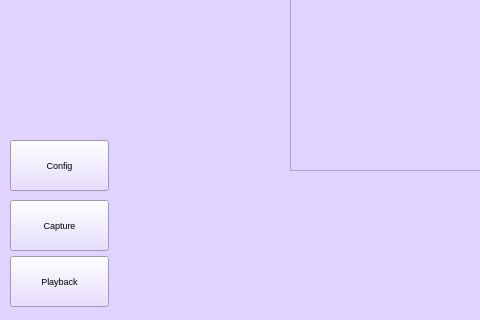
Old version of the form mainwindow.ui in the repository fredericabry/raspiloop; both pictures show x 0 to 480 and y 160 to 480 of the 800 by 480 pixel window.
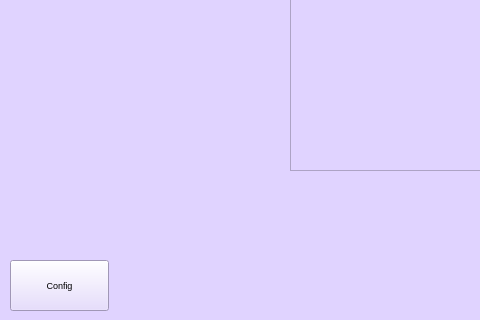
New version of the form.

The edit to the form file:
```diff
--- a/mainwindow.ui
+++ b/mainwindow.ui
@@ -126,49 +126,11 @@
      <bool>false</bool>
     </property>
    </widget>
-   <widget class="QPushButton" name="bPlaybackDevice">
-    <property name="geometry">
-     <rect>
-      <x>10</x>
-      <y>416</y>
-      <width>99</width>
-      <height>51</height>
-     </rect>
-    </property>
-    <property name="font">
-     <font>
-      <pointsize>7</pointsize>
-      <italic>false</italic>
-     </font>
-    </property>
-    <property name="text">
-     <string>Playback</string>
-    </property>
-   </widget>
-   <widget class="QPushButton" name="bCaptureDevice">
-    <property name="geometry">
-     <rect>
-      <x>10</x>
-      <y>360</y>
-      <width>99</width>
-      <height>51</height>
-     </rect>
-    </property>
-    <property name="font">
-     <font>
-      <pointsize>7</pointsize>
-      <italic>false</italic>
-     </font>
-    </property>
-    <property name="text">
-     <string>Capture</string>
-    </property>
-   </widget>
    <widget class="QPushButton" name="bConfig">
     <property name="geometry">
      <rect>
       <x>10</x>
-      <y>300</y>
+      <y>420</y>
       <width>99</width>
       <height>51</height>
      </rect>
```
